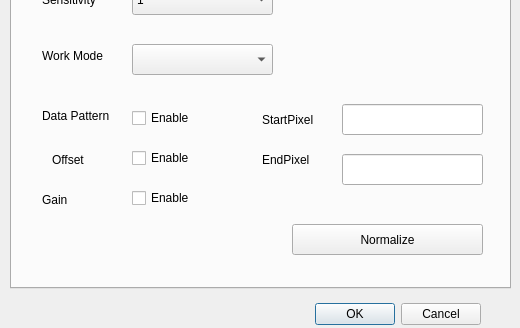
zhengyi-beijing/ApponsView, file settingdialog.ui: the form before one commit; both pictures show x 0 to 520 and y 162 to 490 of the 520 by 490 pixel window.
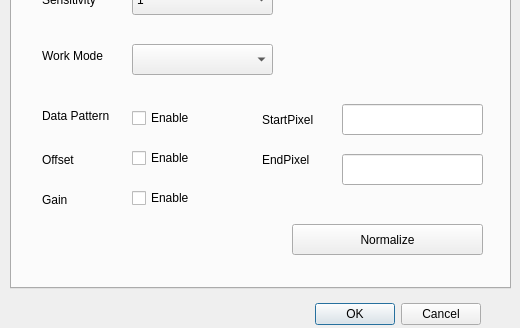
The form after the commit.

Diff of the .ui file:
```diff
--- a/settingdialog.ui
+++ b/settingdialog.ui
@@ -203,7 +203,7 @@
     <widget class="QLabel" name="label_19">
      <property name="geometry">
       <rect>
-       <x>40</x>
+       <x>30</x>
        <y>270</y>
        <width>54</width>
        <height>12</height>
```
